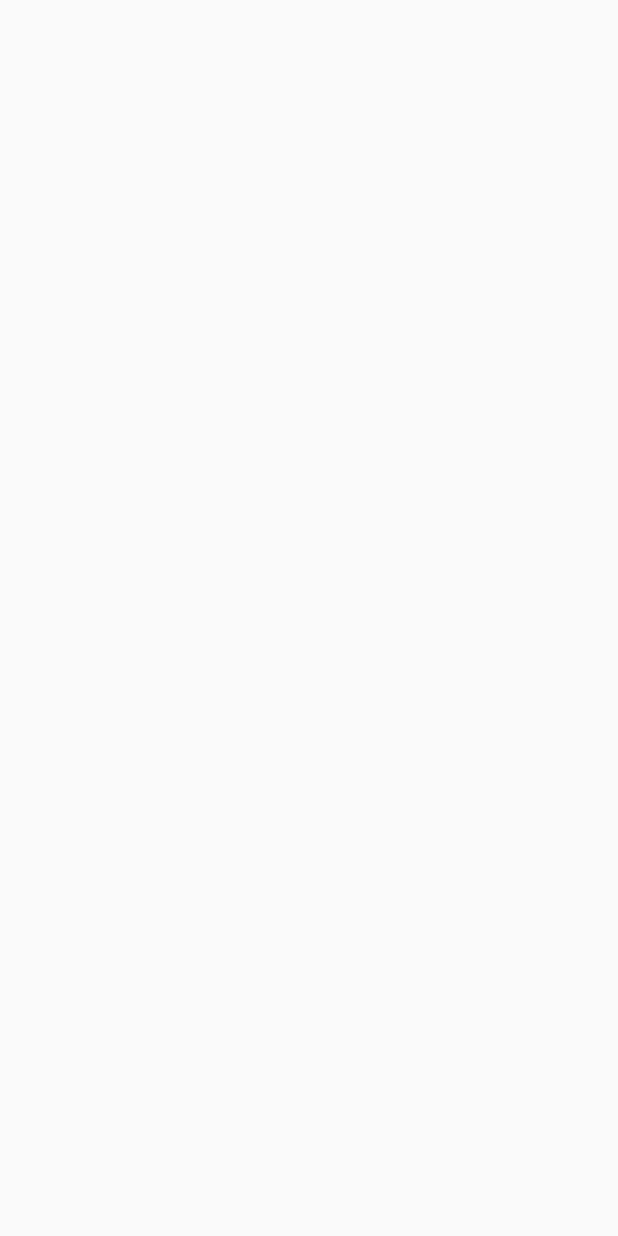
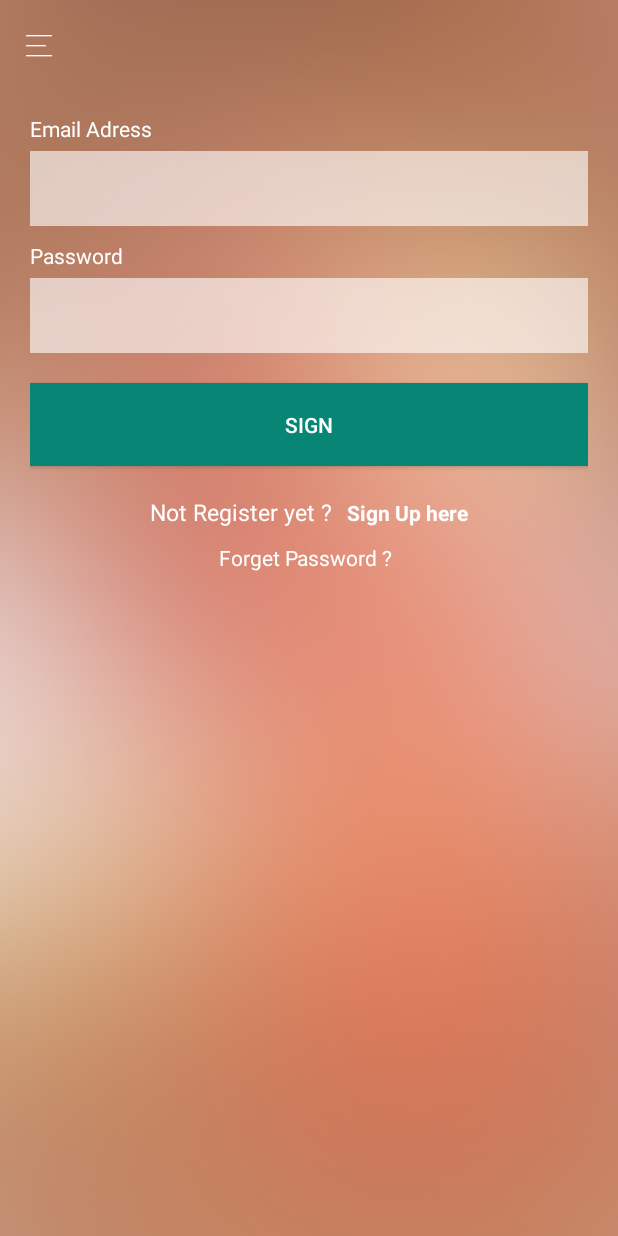
Before and after one commit to lianafalah/android, an Android app: the SignUpActivity screen opened directly, with no data from a screen before it, on a phone screen of 412 x 824 dp. Before the commit the screen is empty. Run offline under Robolectric (Android 15) with nearby library versions, the phone set to English and light mode, and no system bars.

Commit message:
no message

```diff
--- a/TestAndroid/app/build.gradle
+++ b/TestAndroid/app/build.gradle
@@ -28,4 +28,7 @@ dependencies {
     androidTestImplementation 'com.android.support.test.espresso:espresso-core:3.0.2'
     implementation 'com.android.support:recyclerview-v7:28.0.0'
     implementation 'com.android.support:design:28.0.0'
+    implementation 'com.google.code.gson:gson:2.6.2'
+    implementation 'com.squareup.retrofit2:retrofit:2.0.2'
+    implementation 'com.squareup.retrofit2:converter-gson:2.0.2'
 }
--- a/TestAndroid/app/src/main/java/com/example/testandroid/MenuActivity.java
+++ b/TestAndroid/app/src/main/java/com/example/testandroid/MenuActivity.java
@@ -12,17 +12,16 @@ public class MenuActivity extends AppCompatActivity {
     Toolbar toolbar;
 
     private ViewPager viewPager;
-
     @Override
     protected void onCreate(Bundle savedInstanceState) {
         super.onCreate(savedInstanceState);
         setContentView(R.layout.activity_menu);
-
         toolbar=(Toolbar) findViewById(R.id.toolbar_menu);
-
         viewPager =findViewById(R.id.viewPager);
         viewPager.setAdapter(new DevPagerAdapter(getSupportFragmentManager()));
+
         TabLayout tabs = findViewById(R.id.tabLayoutId);
         tabs.setupWithViewPager(viewPager);
+
     }
 }
--- a/TestAndroid/app/src/main/java/com/example/testandroid/controller/DevPagerAdapter.java
+++ b/TestAndroid/app/src/main/java/com/example/testandroid/controller/DevPagerAdapter.java
@@ -12,7 +12,6 @@ public class DevPagerAdapter extends FragmentPagerAdapter {
     public DevPagerAdapter(FragmentManager fm) {
         super(fm);
     }
-
     @Override
     public Fragment getItem(int i) {
         switch (i){
--- a/TestAndroid/app/src/main/res/layout/activity_sign_up.xml
+++ b/TestAndroid/app/src/main/res/layout/activity_sign_up.xml
@@ -1,9 +1,78 @@
 <?xml version="1.0" encoding="utf-8"?>
-<android.support.constraint.ConstraintLayout xmlns:android="http://schemas.android.com/apk/res/android"
+<LinearLayout xmlns:android="http://schemas.android.com/apk/res/android"
     xmlns:app="http://schemas.android.com/apk/res-auto"
     xmlns:tools="http://schemas.android.com/tools"
     android:layout_width="match_parent"
     android:layout_height="match_parent"
+    android:orientation="vertical"
+    android:background="@drawable/login"
     tools:context=".SignUpActivity">
+    <include layout="@layout/toolbar_home"/>
+    <LinearLayout
+        android:layout_width="match_parent"
+        android:layout_height="wrap_content"
+        android:orientation="vertical"
+        android:padding="20dp">
+        <TextView
+            android:layout_width="wrap_content"
+            android:layout_height="wrap_content"
+            android:text="Email Adress"
+            android:textColor="#fff"
+            android:layout_marginBottom="5dp"
+            />
+        <EditText
+            android:layout_width="match_parent"
+            android:layout_height="50dp"
+            android:background="@color/Transparents"
+            android:layout_marginBottom="10dp"
+            />
+        <TextView
+            android:layout_width="wrap_content"
+            android:layout_height="wrap_content"
+            android:text="Password"
+            android:textColor="#fff"
+            android:layout_marginBottom="5dp"/>
+        <EditText
+            android:layout_width="match_parent"
+            android:layout_height="50dp"
+            android:background="@color/Transparents"
+            android:layout_marginBottom="20dp"
+            />
+        <Button
+            android:layout_width="match_parent"
+            android:layout_height="55dp"
+            android:text="Sign"
+            android:textColor="#fff"
+            android:background="@color/colorPrimaryDark"
+            android:layout_marginBottom="20dp"
+            />
+        <LinearLayout
+            android:layout_width="wrap_content"
+            android:layout_height="wrap_content"
+            android:orientation="horizontal"
+            android:layout_marginBottom="10dp"
+            android:layout_gravity="center_horizontal">
+            <TextView
+                android:layout_width="wrap_content"
+                android:layout_height="wrap_content"
+                android:textSize="15dp"
+                android:text="Not Register yet ?"
+                android:textColor="#fff"
+                android:layout_marginRight="10dp"/>
+            <TextView
+                android:layout_width="wrap_content"
+                android:layout_height="wrap_content"
+                android:text="Sign Up here"
+                android:textStyle="bold"
+                android:onClick="signup"
+                android:textColor="#fff"/>
+        </LinearLayout>
+        <TextView
+            android:layout_width="wrap_content"
+            android:layout_height="wrap_content"
+            android:text="Forget Password ? "
+            android:textColor="#fff"
+            android:layout_gravity="center_horizontal"/>
+    </LinearLayout>
 
-</android.support.constraint.ConstraintLayout>
+</LinearLayout>
--- a/TestAndroid/app/src/main/res/layout/toolbar_home.xml
+++ b/TestAndroid/app/src/main/res/layout/toolbar_home.xml
@@ -3,5 +3,9 @@
     android:layout_width="match_parent"
     android:layout_height="wrap_content"
     android:id="@+id/toolbar_home">
+    <ImageView
+        android:layout_width="20dp"
+        android:layout_height="20dp"
+        android:src="@drawable/contoh"/>
 
 </android.support.v7.widget.Toolbar>
--- a/TestAndroid/app/src/main/res/values/colors.xml
+++ b/TestAndroid/app/src/main/res/values/colors.xml
@@ -7,4 +7,6 @@
     <color name="Transparents">#9dffffff</color>
     <color name="Transparent80">#80000000</color>
     <color name="semiwhite">#f2f1f1</color>
+    <color name="white">#ffffff</color>
+    <color name="darkGray">#6c6c6c</color>
 </resources>
```
Also changed, not shown: TestAndroid/app/src/main/AndroidManifest.xml (+6 -5 lines), TestAndroid/app/src/main/java/com/example/testandroid/view/DrinksFragment.java (+1 -76 lines), TestAndroid/app/src/main/java/com/example/testandroid/SignUpActivity.java (line endings or trailing spaces).
